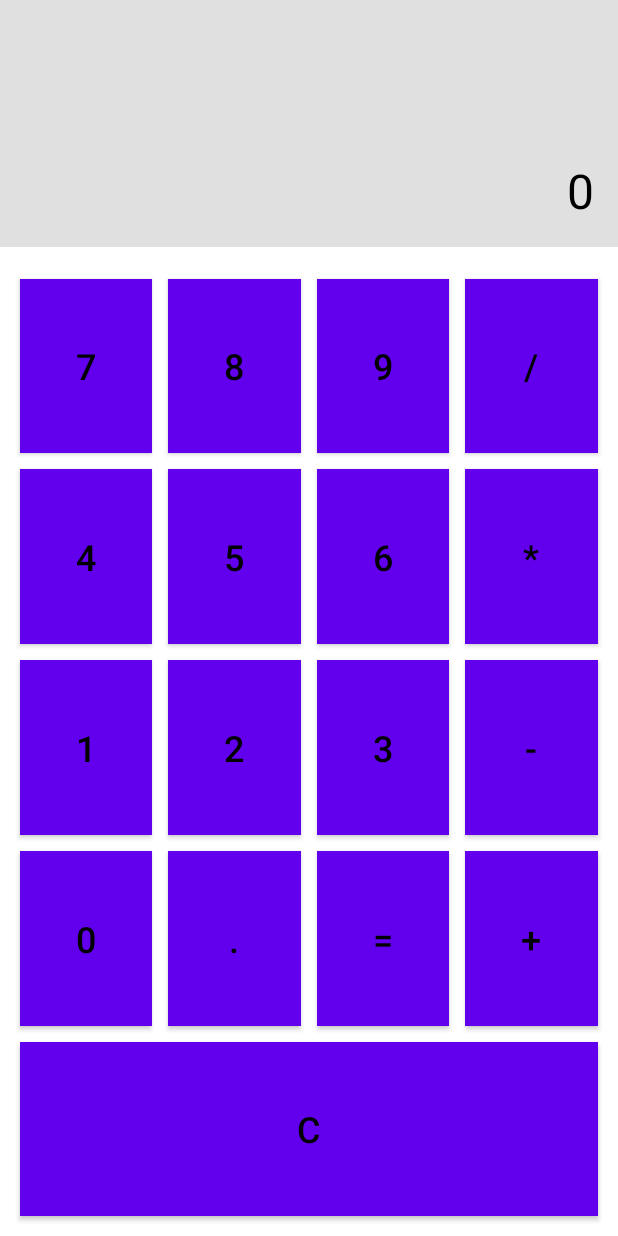
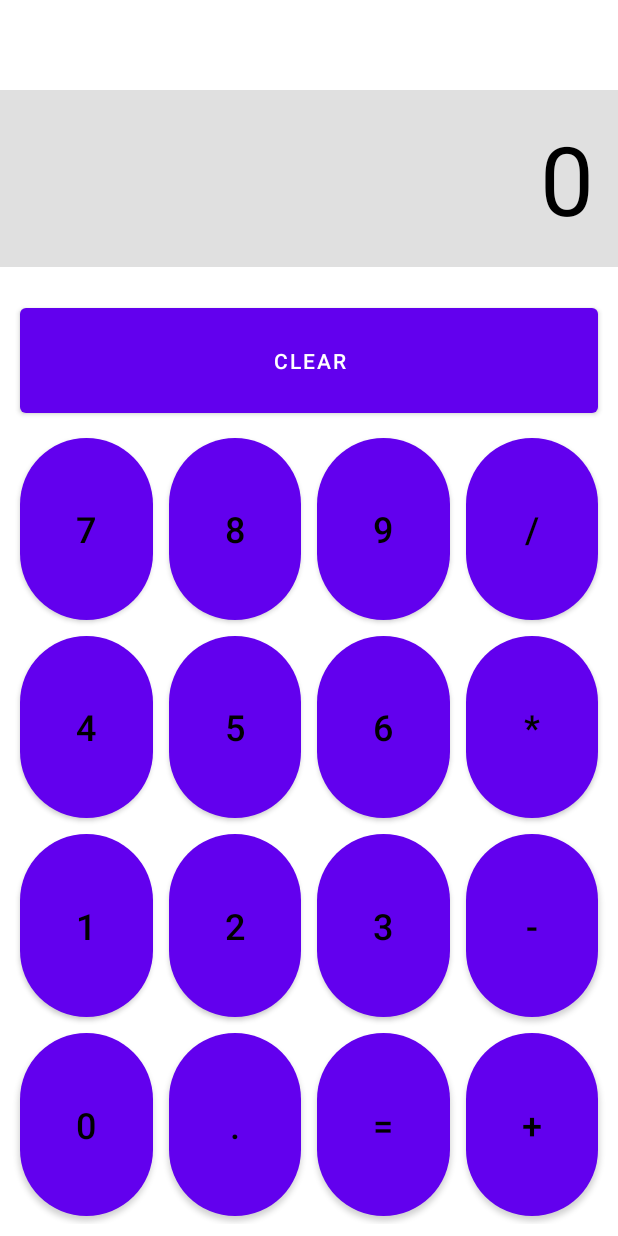
Before and after one commit to Markhande/Children-Learning-App, an Android app: the Calculator screen opened directly, with no data from a screen before it, on a phone screen of 412 x 824 dp. Run offline under Robolectric (Android 15) with nearby library versions, the phone set to English and light mode, and no system bars.

Commit message:
minor changed in calculator and major fixed in drawing pad

```diff
--- a/app/src/main/AndroidManifest.xml
+++ b/app/src/main/AndroidManifest.xml
@@ -10,10 +10,10 @@
         android:dataExtractionRules="@xml/data_extraction_rules"
         android:fullBackupContent="@xml/backup_rules"
         android:icon="@mipmap/ic_launcher"
-        android:label="@string/app_name"
+        android:label="Play In"
         android:roundIcon="@mipmap/ic_launcher_round"
+        android:theme="@style/Theme.MaterialComponents.DayNight.NoActionBar"
         android:supportsRtl="true"
-        android:theme="@style/Theme.PlayIn"
         tools:targetApi="31">
         <activity
             android:name=".Calculator"
--- /dev/null
+++ b/app/src/main/res/drawable/circular_btn.xml
@@ -0,0 +1,7 @@
+<?xml version="1.0" encoding="utf-8"?>
+<shape  xmlns:android="http://schemas.android.com/apk/res/android">
+    <solid android:color="@android:color/holo_blue_light"/>
+    <size android:width="100dp" android:height="90dp"/>
+    <corners android:radius="100dp" />
+
+</shape>
--- a/app/src/main/res/layout/activity_calculator.xml
+++ b/app/src/main/res/layout/activity_calculator.xml
@@ -10,14 +10,15 @@
     <TextView
         android:id="@+id/tvDisplay"
         android:layout_width="0dp"
-        android:layout_height="0dp"
+        android:layout_height="wrap_content"
         android:layout_marginBottom="8dp"
+        android:layout_marginTop="60dp"
         android:background="#e0e0e0"
         android:gravity="bottom|end"
         android:padding="16dp"
         android:text="0"
         android:textColor="#000000"
-        android:textSize="32sp"
+        android:textSize="64sp"
         app:layout_constraintTop_toTopOf="parent"
         app:layout_constraintBottom_toTopOf="@id/gridLayout"
         app:layout_constraintStart_toStartOf="parent"
@@ -35,6 +36,16 @@
         app:layout_constraintBottom_toBottomOf="parent"
         app:layout_constraintStart_toStartOf="parent"
         app:layout_constraintEnd_toEndOf="parent">
+
+        <!-- clear button-->
+        <Button
+            android:id="@+id/btnClear"
+            android:text="CLEAR"
+            android:layout_margin="5dp"
+            android:layout_columnSpan="4"
+            android:layout_width="match_parent"
+            android:layout_height="wrap_content"
+            android:padding="25dp"/>
 
         <!-- Row 1 -->
         <Button
@@ -124,12 +135,5 @@
             android:layout_margin="5dp"
             style="@style/CalculatorButton" />
 
-        <!-- Row 5-->
-        <Button
-            android:id="@+id/btnClear"
-            android:text="C"
-            android:layout_margin="5dp"
-            android:layout_columnSpan="4"
-            style="@style/CalculatorButton" />
     </GridLayout>
 </androidx.constraintlayout.widget.ConstraintLayout>
--- a/app/src/main/res/values/colors.xml
+++ b/app/src/main/res/values/colors.xml
@@ -19,4 +19,6 @@
     <color name="colorPrimary">#3F51B5</color>
     <color name="colorPrimaryDark">#303F9F</color>
     <color name="colorAccent">#FF4081</color>
+    <color name="color_calci_btn">#4DF206</color>
+
 </resources>
--- a/app/src/main/res/values/styles.xml
+++ b/app/src/main/res/values/styles.xml
@@ -14,12 +14,12 @@
     <style name="CalculatorButton">
         <item name="android:layout_width">0dp</item>
         <item name="android:layout_height">wrap_content</item>
-        <item name="android:layout_rowWeight">1</item>
-        <item name="android:layout_columnWeight">1</item>
+        <item name="android:layout_rowWeight">2</item>
+        <item name="android:layout_columnWeight">2</item>
         <item name="android:textSize">24sp</item>
         <item name="android:padding">16dp</item>
         <item name="android:textColor">@android:color/black</item>
-        <item name="android:background">@android:color/holo_blue_light</item>
+        <item name="android:background">@drawable/circular_btn</item>
     </style>
 
 </resources>
--- a/app/src/main/res/values/themes.xml
+++ b/app/src/main/res/values/themes.xml
@@ -1,6 +1,6 @@
 <resources xmlns:tools="http://schemas.android.com/tools">
     <!-- Base application theme. -->
-    <style name="Theme.PlayIn" parent="Theme.MaterialComponents.DayNight.NoActionBar">
+    <style name="Theme.PlayIn" parent="Theme.MaterialComponents.Light.NoActionBar">
         <!-- Primary brand color. -->
         <item name="colorPrimary">@color/purple_500</item>
         <item name="colorPrimaryVariant">@color/purple_700</item>
@@ -11,6 +11,7 @@
         <item name="colorOnSecondary">@color/black</item>
         <!-- Status bar color. -->
         <item name="android:statusBarColor">?attr/colorPrimaryVariant</item>
+        <item name="android:windowFullscreen">true</item>
         <!-- Customize your theme here. -->
     </style>
 </resources>
```
Also changed, not shown: app/src/main/java/com/example/ShishuGyan/DrawingView.java (+53 -14 lines).
